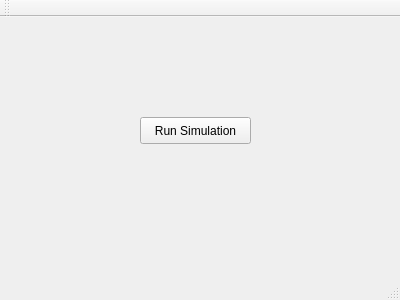
Qt form gui/mainwindow.ui (blakeMilner/pandemic) before a commit.
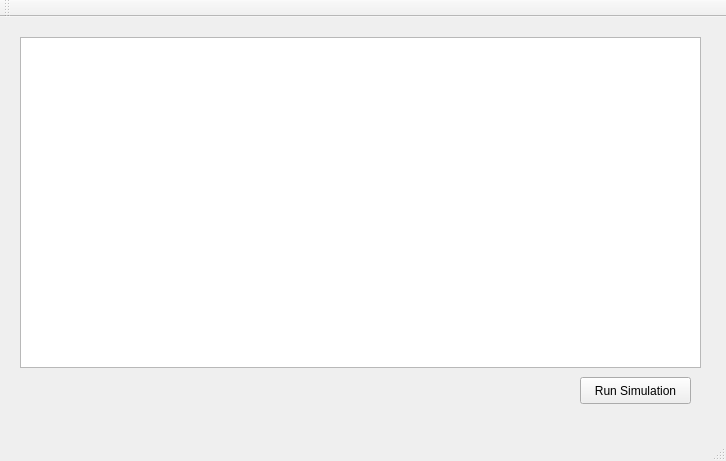
The same form after that commit.

The edit to the form file:
```diff
--- a/gui/mainwindow.ui
+++ b/gui/mainwindow.ui
@@ -6,8 +6,8 @@
    <rect>
     <x>0</x>
     <y>0</y>
-    <width>400</width>
-    <height>300</height>
+    <width>726</width>
+    <height>461</height>
    </rect>
   </property>
   <property name="windowTitle">
@@ -17,8 +17,8 @@
    <widget class="QPushButton" name="pushButton">
     <property name="geometry">
      <rect>
-      <x>140</x>
-      <y>100</y>
+      <x>580</x>
+      <y>360</y>
       <width>111</width>
       <height>27</height>
      </rect>
@@ -27,6 +27,16 @@
      <string>Run Simulation</string>
     </property>
    </widget>
+   <widget class="QGraphicsView" name="graphicsView">
+    <property name="geometry">
+     <rect>
+      <x>20</x>
+      <y>20</y>
+      <width>681</width>
+      <height>331</height>
+     </rect>
+    </property>
+   </widget>
   </widget>
   <widget class="QMenuBar" name="menuBar">
    <property name="geometry">
```
Left out of the diff: 2 changed lines with no effect on the pictures.
